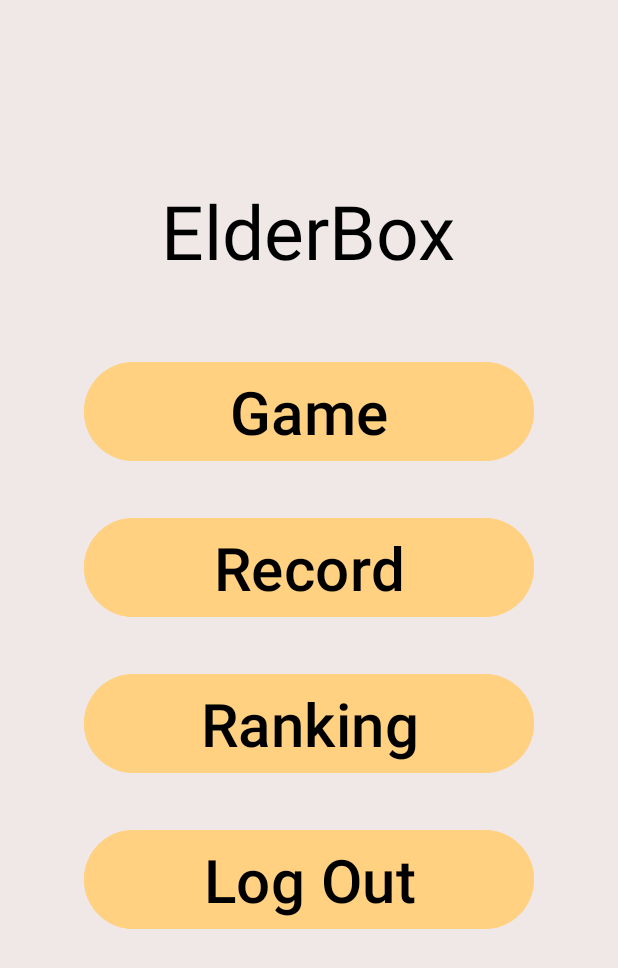
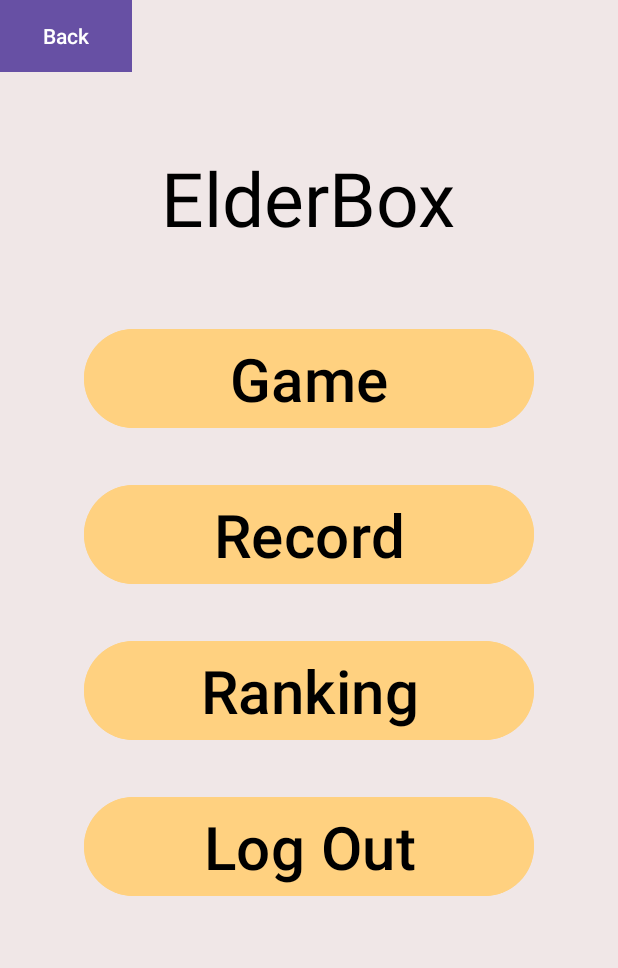
Before and after one commit to 230007231/IT114118_EA_Project, an Android app: the Menu screen opened directly, with no data from a screen before it, on a phone screen of 412 x 824 dp. Shown: the top 968 px of the screen. Run offline under Robolectric (Android 15) with nearby library versions, the phone set to English and light mode, and no system bars.

Commit message:
update version

```diff
--- a/app/src/main/java/com/example/elderbox/Menu.java
+++ b/app/src/main/java/com/example/elderbox/Menu.java
@@ -58,4 +58,9 @@ public class Menu extends AppCompatActivity {
             }
         });
     }
+    public void back(View view) {
+        Intent intent = new Intent(Menu.this, Login.class);
+        startActivity(intent);
+        finish();
+    }
 }
--- a/app/src/main/res/layout/activity_menu.xml
+++ b/app/src/main/res/layout/activity_menu.xml
@@ -6,11 +6,22 @@
     android:background="#F0E7E7"
     xmlns:android="http://schemas.android.com/apk/res/android">
 
+
+    <Button
+        android:id="@+id/btnback"
+        android:layout_width="wrap_content"
+        android:layout_height="wrap_content"
+        android:layout_gravity="left"
+        android:text="@string/Back"
+        android:onClick="back"
+        android:background="#44a6c6"
+        android:textColor="@android:color/white"/>
+
     <TextView
         android:layout_width="wrap_content"
         android:layout_height="wrap_content"
         android:layout_gravity="center"
-        android:layout_marginTop="120dp"
+        android:layout_marginTop="50dp"
         android:textSize="50sp"
         android:textColor="@color/black"
         android:text="@string/app_name" />
```
